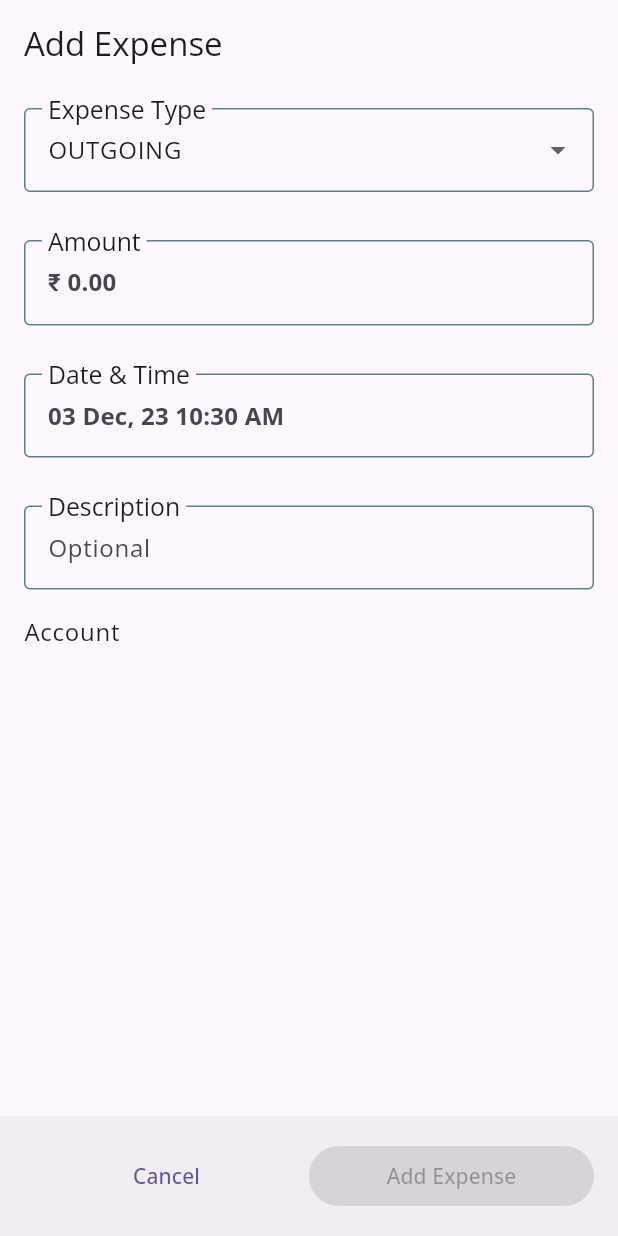
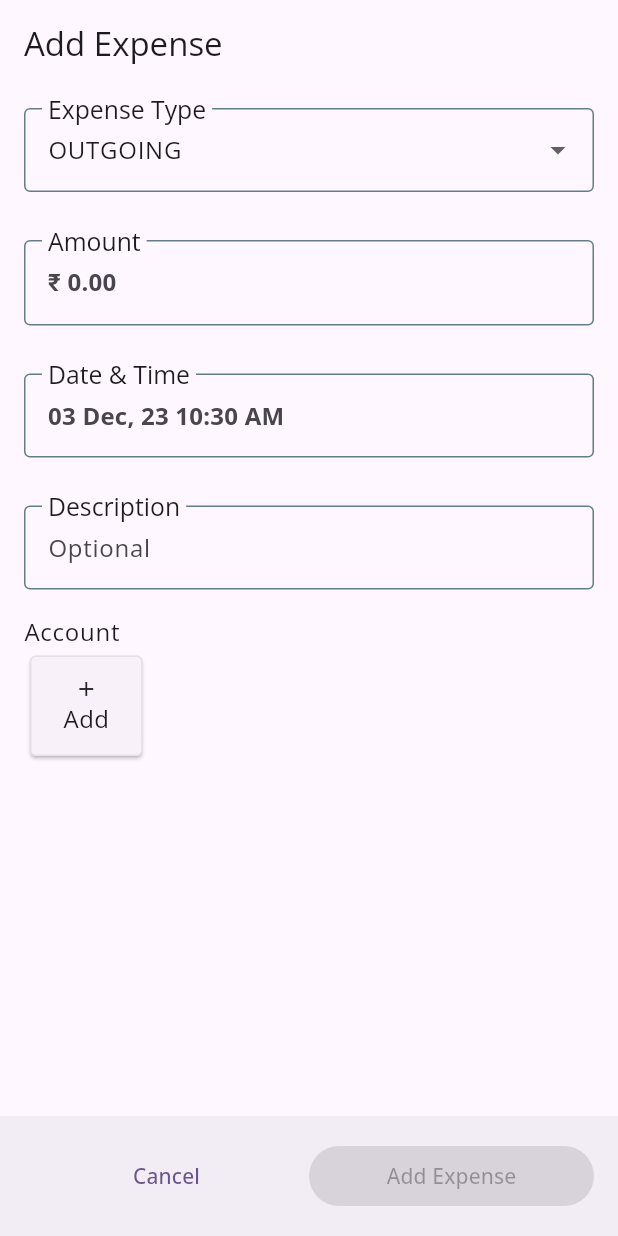
Before and after one commit to leo-elstin/rupiah, a Flutter app: the AddExpense screen opened by its route, on a phone screen of 412 x 824 dp. Run offline on Flutter 3.47's test engine with Material 3 defaults, Android fonts, the phone set to English and light mode, and no system bars; our stand-ins replace appwrite, bloc, currency_text_input_formatter, drift, flutter_bloc, flutter_riverpod and 4 more; missing offline and left inert: drift_db_viewer, feedback; accounts and stored records are empty; generated files the repository leaves out were written again.

Commit message:
added emi add to expense table

```diff
--- a/lib/model/database/tables/emi.dart
+++ b/lib/model/database/tables/emi.dart
@@ -13,7 +13,7 @@ class Emi extends Table {
 }
 
 class EMITable {
-  Future insert(EMIEntity entity) async {
+  Future<EmiData> insert(EMIEntity entity) async {
     var companion = EmiCompanion.insert(
       description: Value(entity.description),
       amount: entity.amount,
@@ -21,7 +21,8 @@ class EMITable {
         entity.endDate ?? DateTime.now(),
       ),
     );
-    return database.into(database.emi).insert(companion);
+
+    return database.into(database.emi).insertReturning(companion);
   }
 
   Future remove(EMIEntity entity) async {
--- a/lib/model/database/tables/expense.dart
+++ b/lib/model/database/tables/expense.dart
@@ -16,6 +16,10 @@ class Expense extends Table {
   IntColumn get accountId => integer()();
 
   IntColumn get categoryId => integer()();
+
+  BoolColumn get isEMI => boolean().withDefault(const Constant(false))();
+
+  IntColumn get emiId => integer().withDefault(const Constant(-1))();
 }
 
 class ExpenseTable {
@@ -35,6 +39,10 @@ class ExpenseTable {
 
   Future remove(ExpenseEntity entity) async {
     return database.expense.deleteWhere((tbl) => tbl.id.isValue(entity.id));
+  }
+
+  Future removeByEMI(int emiID) async {
+    return database.expense.deleteWhere((tbl) => tbl.emiId.isValue(emiID));
   }
 
   Future<List<ExpenseEntity>> allExpenses() async {
--- /dev/null
+++ b/lib/view/components/add_button.dart
@@ -0,0 +1,47 @@
+import 'package:flutter/material.dart';
+
+class AddButton extends StatelessWidget {
+  final VoidCallback onTap;
+  const AddButton({super.key, required this.onTap});
+
+  @override
+  Widget build(BuildContext context) {
+    return Card(
+      shape: RoundedRectangleBorder(
+        side: BorderSide(
+          color: Theme.of(context).colorScheme.surfaceVariant,
+        ),
+        borderRadius: const BorderRadius.all(
+          Radius.circular(4),
+        ),
+      ),
+      child: InkWell(
+        borderRadius: BorderRadius.circular(4),
+        onTap: onTap,
+        child: const SizedBox(
+          width: 75,
+          height: 75,
+          child: Padding(
+            padding: EdgeInsets.all(8.0),
+            child: Column(
+              mainAxisAlignment: MainAxisAlignment.center,
+              crossAxisAlignment: CrossAxisAlignment.center,
+              children: [
+                Icon(
+                  Icons.add,
+                  size: 16,
+                ),
+                Text(
+                  'Add',
+                  style: TextStyle(
+                    fontSize: 16,
+                  ),
+                ),
+              ],
+            ),
+          ),
+        ),
+      ),
+    );
+  }
+}
--- a/lib/view/emi/add_emi.dart
+++ b/lib/view/emi/add_emi.dart
@@ -23,6 +23,8 @@ class AddEMI extends ConsumerStatefulWidget {
 
 class _AddEMIState extends ConsumerState<AddEMI> {
   TextEditingController dateController = TextEditingController();
+
+  int count = 0;
 
   @override
   void initState() {
@@ -86,9 +88,11 @@ class _AddEMIState extends ConsumerState<AddEMI> {
                 ],
                 onChanged: (value) {
                   if (value.isNotEmpty) {
+                    count = int.parse(value);
                     var jiffy = Jiffy.now().add(
                       months: int.parse(value),
                     );
+
                     if (kDebugMode) {
                       print(jiffy.dateTime);
                     }
@@ -149,7 +153,7 @@ class _AddEMIState extends ConsumerState<AddEMI> {
                   onPressed: emiEntity.amount > 0 && emiEntity.endDate != null
                       ? () {
                           ref
-                            ..read(emiState.notifier).addEMI(emiEntity)
+                            ..read(emiState.notifier).addEMI(emiEntity, count)
                             ..invalidate(emiState)
                             ..read(emiListProvider.notifier).getAll();
 
--- a/lib/view/expense/add_expense.dart
+++ b/lib/view/expense/add_expense.dart
@@ -1,8 +1,9 @@
 import 'package:currency_text_input_formatter/currency_text_input_formatter.dart';
-import 'package:expense_kit/model/entity/account_entity.dart';
 import 'package:expense_kit/model/entity/expense_entity.dart';
 import 'package:expense_kit/utils/currency_utils.dart';
 import 'package:expense_kit/utils/ui_extensions.dart';
+import 'package:expense_kit/view/account/add_account.dart';
+import 'package:expense_kit/view/components/add_button.dart';
 import 'package:expense_kit/view/decorations.dart';
 import 'package:expense_kit/view_model/account/account_list_state.dart';
 import 'package:expense_kit/view_model/create_expense.dart';
@@ -173,22 +174,27 @@ class _AddExpenseState extends ConsumerState<AddExpense> {
               ),
               SizedBox(
                 height: 75,
-                child: ListView.builder(
+                child: ListView(
+                  shrinkWrap: true,
                   scrollDirection: Axis.horizontal,
-                  shrinkWrap: true,
-                  itemCount: ref.watch(accountListState).length,
-                  itemBuilder: (BuildContext context, int index) {
-                    AccountEntity entity = ref.watch(accountListState)[index];
+                  children: [
+                    AddButton(
+                      onTap: () => context.push(AddAccount.route),
+                    ),
+                    ...ref.watch(accountListState).map((entity) {
                       return InkWell(
                         onTap: () {
-                        ref.read(createExpense.notifier).updateExpense(
-                              expense.copyWith(
+                          ref
+                              .read(createExpense.notifier)
+                              .updateExpense(expense.copyWith(
                                 accountId: entity.id,
+                              ));
+                        },
+                        child: Container(
+                          constraints: const BoxConstraints(
+                            minWidth: 125,
                           ),
-                            );
-                      },
-                      child: SizedBox(
-                        height: 100,
+                          height: 75,
                           child: Card(
                             shape: RoundedRectangleBorder(
                               side: BorderSide(
@@ -199,14 +205,15 @@ class _AddExpenseState extends ConsumerState<AddExpense> {
                                         .surfaceVariant,
                               ),
                               borderRadius: const BorderRadius.all(
-                              Radius.circular(12),
+                                Radius.circular(4),
                               ),
                             ),
                             child: Padding(
                               padding: const EdgeInsets.all(8.0),
                               child: Column(
                                 crossAxisAlignment: CrossAxisAlignment.start,
-                              mainAxisAlignment: MainAxisAlignment.spaceBetween,
+                                mainAxisAlignment:
+                                    MainAxisAlignment.spaceBetween,
                                 children: [
                                   Text(entity.accountName ?? ''),
                                   Text(
@@ -219,9 +226,10 @@ class _AddExpenseState extends ConsumerState<AddExpense> {
                           ),
                         ),
                       );
-                  },
+                    })
+                  ],
                 ),
-              )
+              ),
             ],
           ),
         ),
--- a/lib/view/expense/expense_view.dart
+++ b/lib/view/expense/expense_view.dart
@@ -27,7 +27,7 @@ class ExpenseView extends StatelessWidget {
           ),
         ],
       ),
-      floatingActionButton: FloatingActionButton.small(
+      floatingActionButton: FloatingActionButton(
         onPressed: () {
           context.push(AddExpense.route);
         },
```
Also changed, not shown: lib/model/database/database.dart (+18 -1 lines), lib/view/emi/emi_view.dart (+36 -2 lines), lib/view_model/emi/create_emi_state.dart (+26 -2 lines), lib/view_model/emi/emi_list_state.dart (+5 -3 lines). Lines whose indentation alone changed are shown as unchanged.
